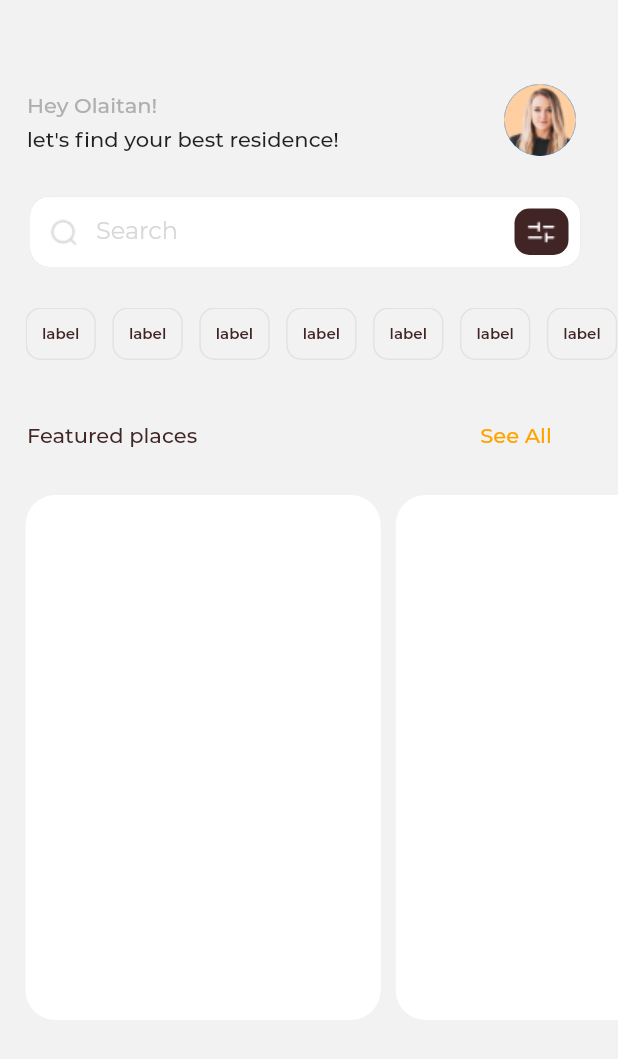
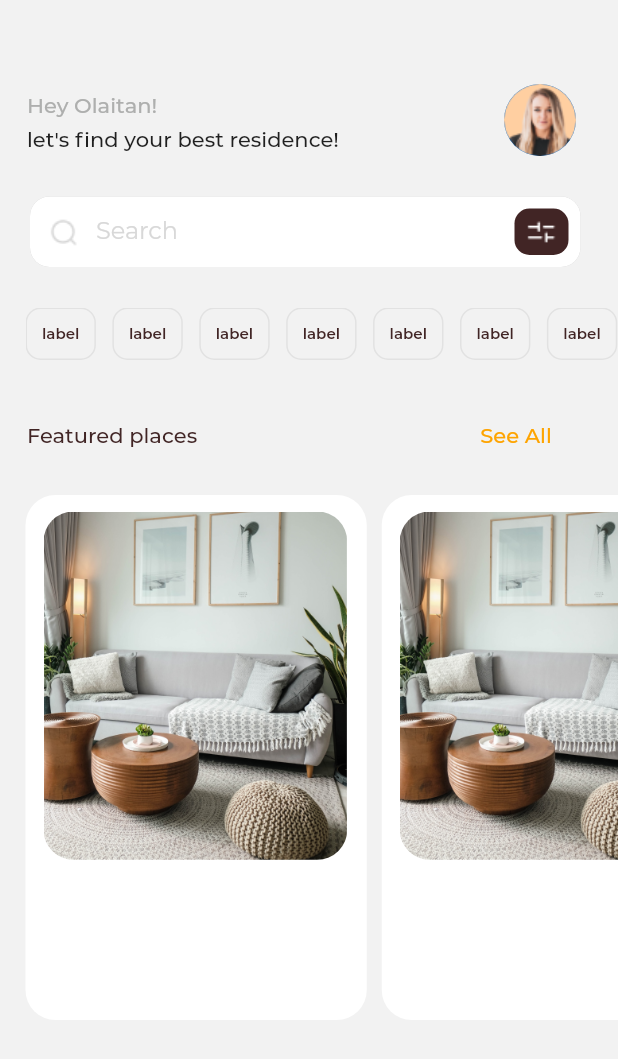
Before and after one commit to onumengine/encostay, a Flutter app: the HomeScreen screen opened directly, on a phone screen of 412 x 824 dp. Shown: the top 1059 px of the screen. Run offline on Flutter 3.47's test engine with Material 2 defaults, Android fonts, the phone set to English and light mode, and no system bars; our stand-ins replace introduction_screen; project files that could hold a hidden picture were left out.

Commit message:
clipped the edges of the apartment images

```diff
--- a/lib/ui/molecules/apartment_card.dart
+++ b/lib/ui/molecules/apartment_card.dart
@@ -11,13 +11,38 @@ class ApartmentCard extends StatefulWidget {
 class _ApartmentCardState extends State<ApartmentCard> {
   @override
   Widget build(BuildContext context) {
-    return Container(
-      height: 331.6,
-      width: MediaQuery.of(context).size.width / 1.74,
-      decoration: BoxDecoration(
-        color: brandWhite,
-        borderRadius: BorderRadius.all(
-          Radius.circular(20),
+    return AspectRatio(
+      aspectRatio: 0.65,
+      child: Container(
+        width: MediaQuery.of(context).size.width / 1.74,
+        padding: EdgeInsets.fromLTRB(12, 11, 13, 20),
+        decoration: BoxDecoration(
+          color: brandWhite,
+          borderRadius: BorderRadius.all(
+            Radius.circular(20),
+          ),
+        ),
+        child: Column(
+          children: [
+            AspectRatio(
+              aspectRatio: 0.872,
+              child: Stack(
+                alignment: AlignmentDirectional.center,
+                fit: StackFit.expand,
+                children: <Widget>[
+                  ClipRRect(
+                    borderRadius: BorderRadius.circular(20),
+                    child: Image(
+                      image: AssetImage('lib/assets/images/apartment_pic.png'),
+                    ),
+                  ),
+                ],
+              ),
+            ),
+            Row(),
+            Text(''),
+            Row(),
+          ],
         ),
       ),
     );
```
Also changed, not shown: lib/assets/images/apartment_pic.png (added).
